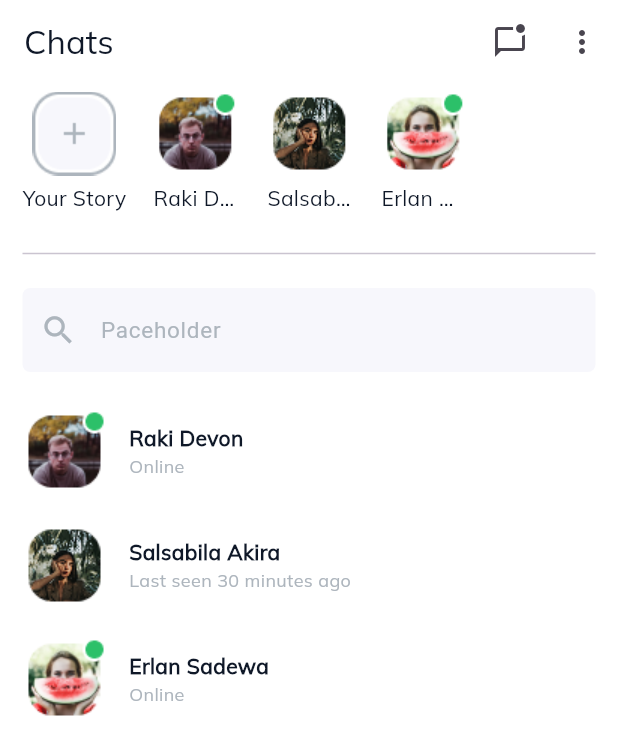
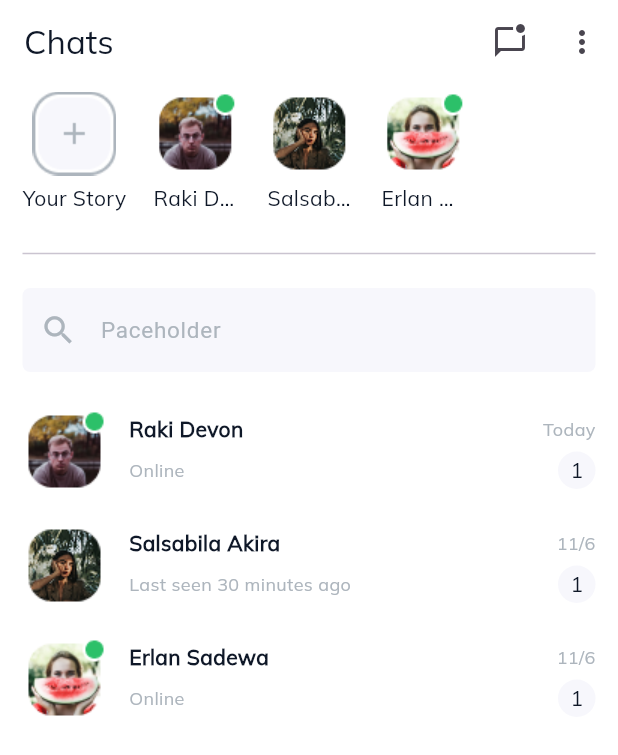
Before and after one commit to ganeshchay2021/facebook_messanger_app_ui, a Flutter app: the ChatScreen screen opened directly, on a phone screen of 412 x 824 dp. Shown: the top 755 px of the screen. Run offline on Flutter 3.47's test engine with Material 3 defaults, Android fonts, the phone set to English and light mode, and no system bars; our stand-ins replace flutter_bloc, iconsax, pinput.

Commit message:
initial Commit

```diff
--- a/lib/data/model/contact.dart
+++ b/lib/data/model/contact.dart
@@ -1,3 +1,4 @@
+// ignore_for_file: public_member_api_docs, sort_constructors_first
 class ContactModel {
   final String name;
   final String image;
@@ -7,6 +8,22 @@ class ContactModel {
     required this.name,
     required this.image,
     required this.lastSeen,
+  });
+}
+
+class ChatModel {
+  final String name;
+  final String image;
+  final String lastSeen;
+  final String day;
+  final int numberofMsg;
+
+  ChatModel({
+    required this.name,
+    required this.image,
+    required this.lastSeen,
+    required this.day,
+    required this.numberofMsg,
   });
 }
 
@@ -43,20 +60,27 @@ final List<ContactModel> listOfContacts = [
   ),
 ];
 
-final List<ContactModel> listOfChats = [
-  ContactModel(
+final List<ChatModel> listOfChats = [
+  ChatModel(
     name: "Raki Devon",
     image: "assets/images/Avatar (6).png",
     lastSeen: "Online",
+    day:"Today",
+    numberofMsg: 1
+
   ),
-  ContactModel(
+  ChatModel(
     name: "Salsabila Akira",
     image: "assets/images/Avatar.png",
     lastSeen: "Last seen 30 minutes ago",
+     day:"11/6",
+    numberofMsg: 1
   ),
-  ContactModel(
+  ChatModel(
     name: "Erlan Sadewa",
     image: "assets/images/Avatar (2).png",
     lastSeen: "Online",
+     day:"11/6",
+    numberofMsg: 1
   ),
 ];
--- a/lib/screens/bottonnavbar/chat/chat_screen.dart
+++ b/lib/screens/bottonnavbar/chat/chat_screen.dart
@@ -49,8 +49,7 @@ class _ChatScreenState extends State<ChatScreen> {
                       const SizedBox(
                         height: 5,
                       ),
-                        UiHelper.customText(
-                            text: "Your Story", context: context)
+                      UiHelper.customText(text: "Your Story", context: context)
                     ],
                   ),
                   const SizedBox(
@@ -125,14 +124,37 @@ class _ChatScreenState extends State<ChatScreen> {
                           const SizedBox(
                             width: 15,
                           ),
-                            Column(
+                          Expanded(
+                            child: Column(
                               crossAxisAlignment: CrossAxisAlignment.start,
+                              children: [
+                                Row(
+                                  mainAxisAlignment:
+                                      MainAxisAlignment.spaceBetween,
                                   children: [
                                     UiHelper.customText(
                                         text: listOfChats[index].name,
                                         context: context,
                                         fontsize: 14,
                                         fontweight: FontWeight.w600),
+                                    UiHelper.customText(
+                                        text: listOfChats[index].day,
+                                        context: context,
+                                        color: Theme.of(context).brightness ==
+                                                Brightness.dark
+                                            ? AppColor.hintTextDarkMode
+                                            : AppColor.hintTextLightMode,
+                                        fontsize: 12,
+                                        fontweight: FontWeight.w400),
+                                  ],
+                                ),
+                                const SizedBox(
+                                  height: 5,
+                                ),
+                                Row(
+                                  mainAxisAlignment:
+                                      MainAxisAlignment.spaceBetween,
+                                  children: [
                                     UiHelper.customText(
                                         text: listOfChats[index].lastSeen,
                                         context: context,
@@ -141,8 +163,30 @@ class _ChatScreenState extends State<ChatScreen> {
                                             ? AppColor.hintTextDarkMode
                                             : AppColor.hintTextLightMode,
                                         fontsize: 12,
-                                    fontweight: FontWeight.w400)
+                                        fontweight: FontWeight.w400),
+                                    Container(
+                                      alignment: Alignment.center,
+                                      height: 25,
+                                      width: 25,
+                                      child: UiHelper.customText(
+                                          text: listOfChats[index]
+                                              .numberofMsg
+                                              .toString(),
+                                          context: context,
+                                          fontsize: 14,
+                                          fontweight: FontWeight.w400),
+                                      decoration: BoxDecoration(
+                                        shape: BoxShape.circle,
+                                        color: Theme.of(context).brightness ==
+                                                Brightness.dark
+                                            ? AppColor.textfieldDarkMode
+                                            : AppColor.textfieldLightMode,
+                                      ),
+                                    )
                                   ],
+                                )
+                              ],
+                            ),
                           )
                         ],
                       ),
@@ -153,6 +197,7 @@ class _ChatScreenState extends State<ChatScreen> {
             )
           ],
         ),
-        ));
+      ),
+    );
   }
 }
```
Lines whose indentation alone changed are shown as unchanged.
